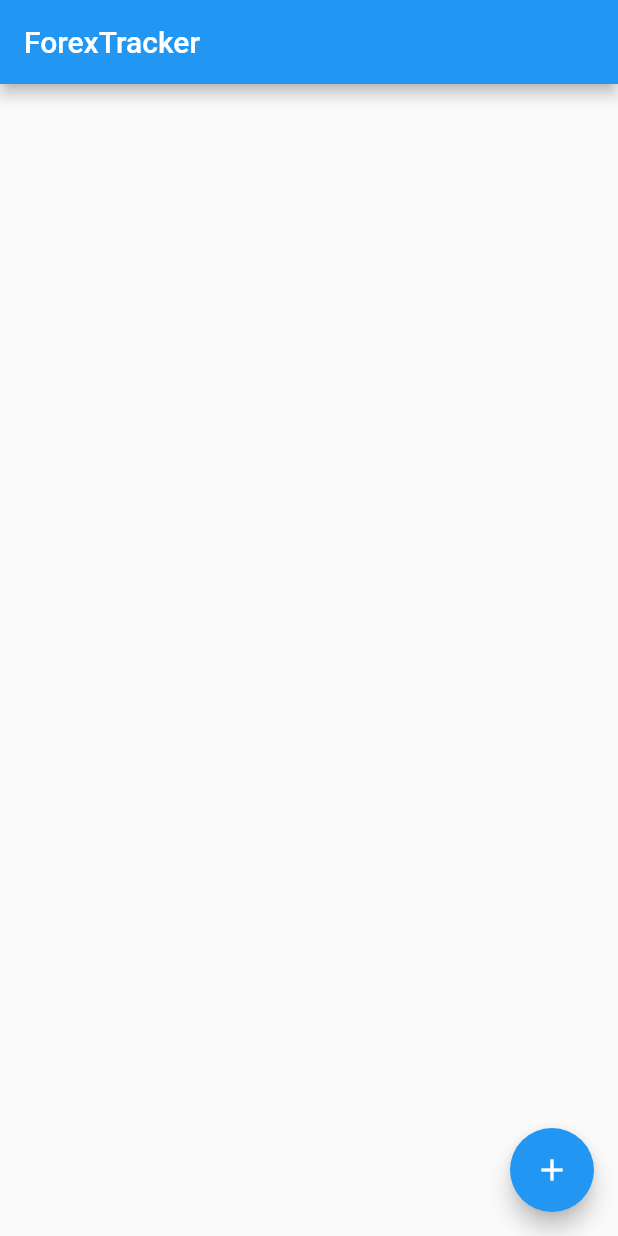
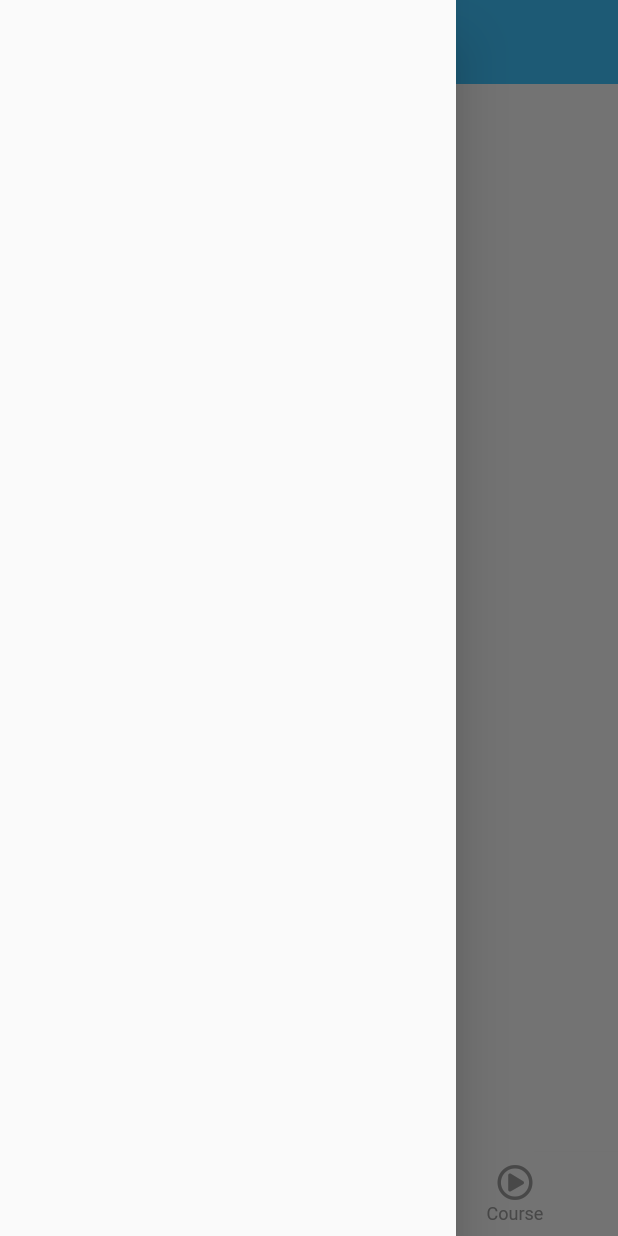
Before and after one commit to luqmantuke/FxHub, a Flutter app: the screen it shows once a user with an empty profile is signed in, with the side drawer open (before the commit the screen has no drawer), on a phone screen of 412 x 824 dp. Run offline on Flutter 3.47's test engine with Material 2 defaults, Android fonts, the phone set to English and light mode, and no system bars; our stand-ins replace cloud_firestore, firebase_auth, firebase_core, font_awesome_flutter, google_sign_in; accounts and stored records are empty; network calls fail.

Commit message:
added courses BNB and drawer

```diff
--- a/lib/main.dart
+++ b/lib/main.dart
@@ -1,6 +1,7 @@
 import 'package:firebase_auth/firebase_auth.dart';
-import 'package:firebaseauth/authentication.dart';
-import 'package:firebaseauth/homepage.dart';
+import 'package:firebaseauth/authentication/authentication.dart';
+import 'package:firebaseauth/provider/trades.dart';
+import 'package:firebaseauth/screens/homepage.dart';
 import 'package:firebaseauth/screens/login_signup.dart';
 import 'package:flutter/material.dart';
 import 'package:firebase_core/firebase_core.dart';
@@ -24,11 +25,14 @@ class MyApp extends StatelessWidget {
           StreamProvider(
               create: (context) =>
                   context.read<AuthenticationService>().authStateChanges,
-              initialData: null)
+              initialData: null),
+          ChangeNotifierProvider(
+            create: (context) => Trades(),
+          ),
         ],
         child: MaterialApp(
-          title: 'Flutter Demo',
-          theme: ThemeData(),
+          title: 'Fx Hub',
+          debugShowCheckedModeBanner: false,
           home: AuthenticationWrapper(),
         ));
   }
@@ -45,7 +49,7 @@ class AuthenticationWrapper extends StatelessWidget {
           if (user == null) {
             return LoginSignUpScreen();
           }
-          return Homepage();
+          return HomePage();
         } else {
           return Scaffold(
             body: Center(
--- /dev/null
+++ b/lib/models/trade.dart
@@ -0,0 +1,14 @@
+import 'package:flutter/material.dart';
+
+class Trade {
+  String pair;
+  String id;
+  IconData result;
+  DateTime dateTime;
+
+  Trade(
+      {required this.pair,
+      required this.id,
+      required this.result,
+      required this.dateTime});
+}
--- /dev/null
+++ b/lib/provider/trades.dart
@@ -0,0 +1,73 @@
+import 'package:provider/provider.dart';
+import 'package:flutter/material.dart';
+import '../models/trade.dart';
+import 'package:font_awesome_flutter/font_awesome_flutter.dart';
+
+class Trades with ChangeNotifier {
+  List<Trade> _trades = [
+    Trade(
+      id: 'tr1',
+      pair: 'USD/JPY',
+      result: FontAwesomeIcons.checkCircle,
+      dateTime: DateTime.now(),
+    ),
+    Trade(
+      id: 'tr2',
+      pair: 'USD/CAD',
+      result: FontAwesomeIcons.checkCircle,
+      dateTime: DateTime.now(),
+    ),
+    Trade(
+      id: 'tr3',
+      pair: 'GNP/USD',
+      result: FontAwesomeIcons.timesCircle,
+      dateTime: DateTime.now(),
+    ),
+    Trade(
+      id: 'tr4',
+      pair: 'CAD/JPY',
+      result: FontAwesomeIcons.checkCircle,
+      dateTime: DateTime.now(),
+    ),
+    Trade(
+      id: 'tr5',
+      pair: 'CHF/JPY',
+      result: FontAwesomeIcons.timesCircle,
+      dateTime: DateTime.now(),
+    ),
+    Trade(
+      id: 'tr6',
+      pair: 'CAD/USD',
+      result: FontAwesomeIcons.timesCircle,
+      dateTime: DateTime.now(),
+    ),
+    Trade(
+      id: 'tr7',
+      pair: 'USD/ZAR',
+      result: FontAwesomeIcons.checkCircle,
+      dateTime: DateTime.now(),
+    ),
+    Trade(
+      id: 'tr8',
+      pair: 'NZD/USD',
+      result: FontAwesomeIcons.timesCircle,
+      dateTime: DateTime.now(),
+    ),
+    Trade(
+      id: 'tr9',
+      pair: 'NZD/JPY',
+      result: FontAwesomeIcons.checkCircle,
+      dateTime: DateTime.now(),
+    ),
+    Trade(
+      id: 'tr10',
+      pair: 'EUR/JPY',
+      result: FontAwesomeIcons.timesCircle,
+      dateTime: DateTime.now(),
+    ),
+  ];
+
+  List<Trade> get trades {
+    return [..._trades];
+  }
+}
--- /dev/null
+++ b/lib/screens/homepage.dart
@@ -0,0 +1,68 @@
+import 'dart:ui';
+
+import 'package:firebaseauth/provider/trades.dart';
+import 'package:flutter/material.dart';
+import 'package:font_awesome_flutter/font_awesome_flutter.dart';
+import 'package:provider/provider.dart';
+import 'package:firebase_core/firebase_core.dart';
+import 'package:cloud_firestore/cloud_firestore.dart';
+import '../config/pallete.dart';
+
+class HomePage extends StatefulWidget {
+  const HomePage({Key? key}) : super(key: key);
+
+  @override
+  _HomePageState createState() => _HomePageState();
+}
+
+class _HomePageState extends State<HomePage> {
+  @override
+  Widget build(BuildContext context) {
+    final tradeData = Provider.of<Trades>(context);
+
+    return Scaffold(
+        appBar: AppBar(
+          backgroundColor: Colors.lightBlueAccent.withOpacity(1),
+          centerTitle: true,
+          title: Text(
+            'FxHub',
+            style: TextStyle(
+              color: Palette.facebookColor,
+              fontWeight: FontWeight.bold,
+              fontSize: 20,
+            ),
+          ),
+          elevation: 0.0,
+        ),
+        body: ListTile(),
+        drawer: Drawer(),
+        bottomNavigationBar: BottomNavigationBar(
+          elevation: 0.5,
+          selectedItemColor: Palette.activeColor,
+          selectedLabelStyle: TextStyle(
+            color: Palette.googleColor,
+          ),
+          unselectedItemColor: Colors.grey,
+          items: [
+            BottomNavigationBarItem(
+              icon: Icon(
+                FontAwesomeIcons.chartLine,
+              ),
+              label: 'Trades',
+            ),
+            BottomNavigationBarItem(
+              icon: Icon(
+                FontAwesomeIcons.bullhorn,
+              ),
+              label: 'News',
+            ),
+            BottomNavigationBarItem(
+              icon: Icon(
+                FontAwesomeIcons.playCircle,
+              ),
+              label: 'Course',
+            ),
+          ],
+        ));
+  }
+}
--- a/lib/screens/login_signup.dart
+++ b/lib/screens/login_signup.dart
@@ -1,4 +1,4 @@
-import 'package:firebaseauth/authentication.dart';
+import 'package:firebaseauth/authentication/authentication.dart';
 import 'package:flutter/material.dart';
 import 'package:font_awesome_flutter/font_awesome_flutter.dart';
 import '../config/pallete.dart';
@@ -52,7 +52,7 @@ class _LoginSignUpScreenState extends State<LoginSignUpScreen> {
                           ),
                           children: [
                             TextSpan(
-                              text: isSignupScreen ? " ForexTracker" : " Back",
+                              text: isSignupScreen ? " FxHub" : " Back",
                               style: TextStyle(
                                 fontWeight: FontWeight.bold,
                                 color: Colors.yellow[700],
```
Also changed, not shown: lib/homepage.dart (deleted, +0 -155 lines), lib/authentication/authentication.dart (renamed from lib/authentication.dart), 1 other file.
